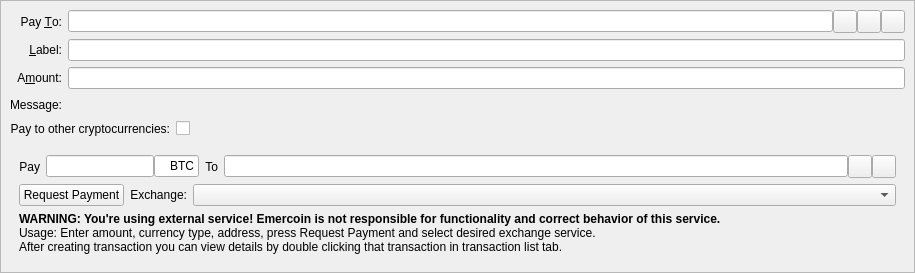
Qt form src/qt/forms/sendcoinsentry.ui (Exgibichi/rt) before a commit.
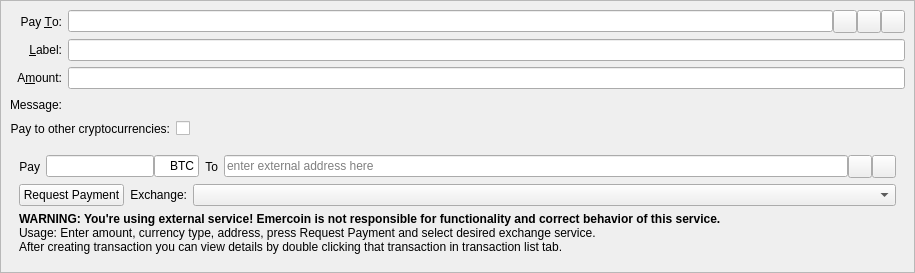
The same form after that commit. Icons and pictures are not drawn. Custom widgets are drawn as their Qt base class.

Commit message: qt: add more text

What changed in the file:
```diff
--- a/src/qt/forms/sendcoinsentry.ui
+++ b/src/qt/forms/sendcoinsentry.ui
@@ -292,6 +292,9 @@
              <property name="toolTip">
               <string>The address to send the payment to</string>
              </property>
+             <property name="placeholderText">
+              <string>enter external address here</string>
+             </property>
             </widget>
            </item>
            <item>
```
